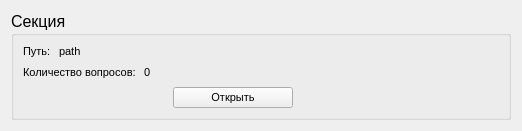
First picture: the form in editor/sectionwidget.ui, repository TheMrButcher/offline-mentor, before the edit.
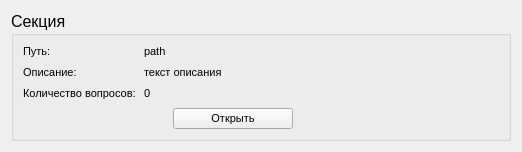
Second picture: the form after the edit.

Patch:
```diff
--- a/editor/sectionwidget.ui
+++ b/editor/sectionwidget.ui
@@ -7,7 +7,7 @@
     <x>0</x>
     <y>0</y>
     <width>518</width>
-    <height>128</height>
+    <height>149</height>
    </rect>
   </property>
   <property name="sizePolicy">
@@ -47,8 +47,8 @@
        <number>8</number>
       </property>
       <item>
-       <layout class="QHBoxLayout" name="horizontalLayout_2">
-        <item>
+       <layout class="QFormLayout" name="formLayout">
+        <item row="1" column="0">
          <widget class="QLabel" name="label_2">
           <property name="sizePolicy">
            <sizepolicy hsizetype="Fixed" vsizetype="Fixed">
@@ -66,7 +66,7 @@
           </property>
          </widget>
         </item>
-        <item>
+        <item row="1" column="1">
          <widget class="QLabel" name="pathLabel">
           <property name="sizePolicy">
            <sizepolicy hsizetype="Preferred" vsizetype="Fixed">
@@ -84,11 +84,46 @@
           </property>
          </widget>
         </item>
-       </layout>
-      </item>
-      <item>
-       <layout class="QHBoxLayout" name="horizontalLayout">
-        <item>
+        <item row="2" column="0">
+         <widget class="QLabel" name="label_3">
+          <property name="sizePolicy">
+           <sizepolicy hsizetype="Fixed" vsizetype="Fixed">
+            <horstretch>0</horstretch>
+            <verstretch>0</verstretch>
+           </sizepolicy>
+          </property>
+          <property name="font">
+           <font>
+            <pointsize>8</pointsize>
+           </font>
+          </property>
+          <property name="text">
+           <string>Описание:</string>
+          </property>
+         </widget>
+        </item>
+        <item row="2" column="1">
+         <widget class="QLabel" name="descriptionLabel">
+          <property name="sizePolicy">
+           <sizepolicy hsizetype="Preferred" vsizetype="Fixed">
+            <horstretch>0</horstretch>
+            <verstretch>0</verstretch>
+           </sizepolicy>
+          </property>
+          <property name="font">
+           <font>
+            <pointsize>8</pointsize>
+           </font>
+          </property>
+          <property name="text">
+           <string>текст описания</string>
+          </property>
+          <property name="wordWrap">
+           <bool>true</bool>
+          </property>
+         </widget>
+        </item>
+        <item row="3" column="0">
          <widget class="QLabel" name="label">
           <property name="sizePolicy">
            <sizepolicy hsizetype="Fixed" vsizetype="Fixed">
@@ -106,7 +141,7 @@
           </property>
          </widget>
         </item>
-        <item>
+        <item row="3" column="1">
          <widget class="QLabel" name="questionsNumLabel">
           <property name="sizePolicy">
            <sizepolicy hsizetype="Preferred" vsizetype="Fixed">
```
